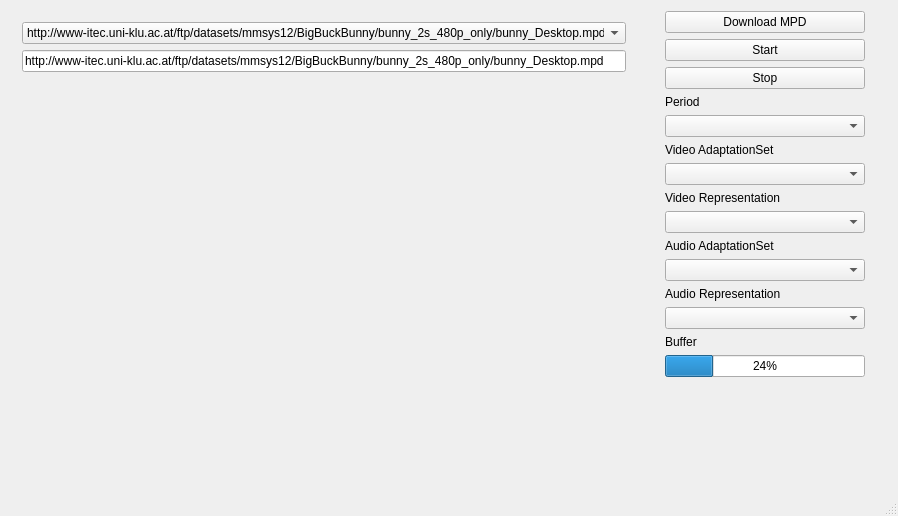
Above: libdash/qtsampleplayer/qtsampleplayer.ui from bitmovin/libdash before the change. Below: the same form after it.
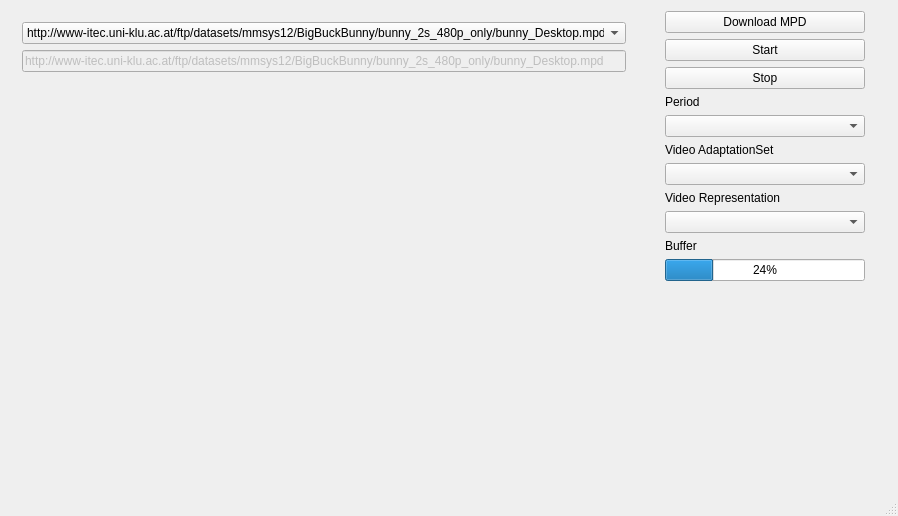
That is the form after the change. Custom widgets are drawn as their Qt base class.

Commit message: Removed GUI elements for stable release

Diff of the .ui file:
```diff
--- a/libdash/qtsampleplayer/qtsampleplayer.ui
+++ b/libdash/qtsampleplayer/qtsampleplayer.ui
@@ -131,6 +131,9 @@
        </item>
        <item>
         <widget class="QLineEdit" name="lineEdit_mpd">
+         <property name="enabled">
+          <bool>false</bool>
+         </property>
          <property name="text">
           <string>http://www-itec.uni-klu.ac.at/ftp/datasets/mmsys12/BigBuckBunny/bunny_2s_480p_only/bunny_Desktop.mpd</string>
          </property>
@@ -229,26 +232,6 @@
             </property>
            </widget>
           </item>
-          <item>
-           <widget class="QLabel" name="label_audio_adaptationset">
-            <property name="text">
-             <string>Audio AdaptationSet</string>
-            </property>
-           </widget>
-          </item>
-          <item>
-           <widget class="QComboBox" name="cb_audio_adaptationset"/>
-          </item>
-          <item>
-           <widget class="QLabel" name="label_audio_representation">
-            <property name="text">
-             <string>Audio Representation</string>
-            </property>
-           </widget>
-          </item>
-          <item>
-           <widget class="QComboBox" name="cb_audio_represenation"/>
-          </item>
           <item>
            <widget class="QLabel" name="label_5">
             <property name="text">
```
Left out of the diff: 80 changed lines with no effect on the pictures. The commit also changes 2 other files.
